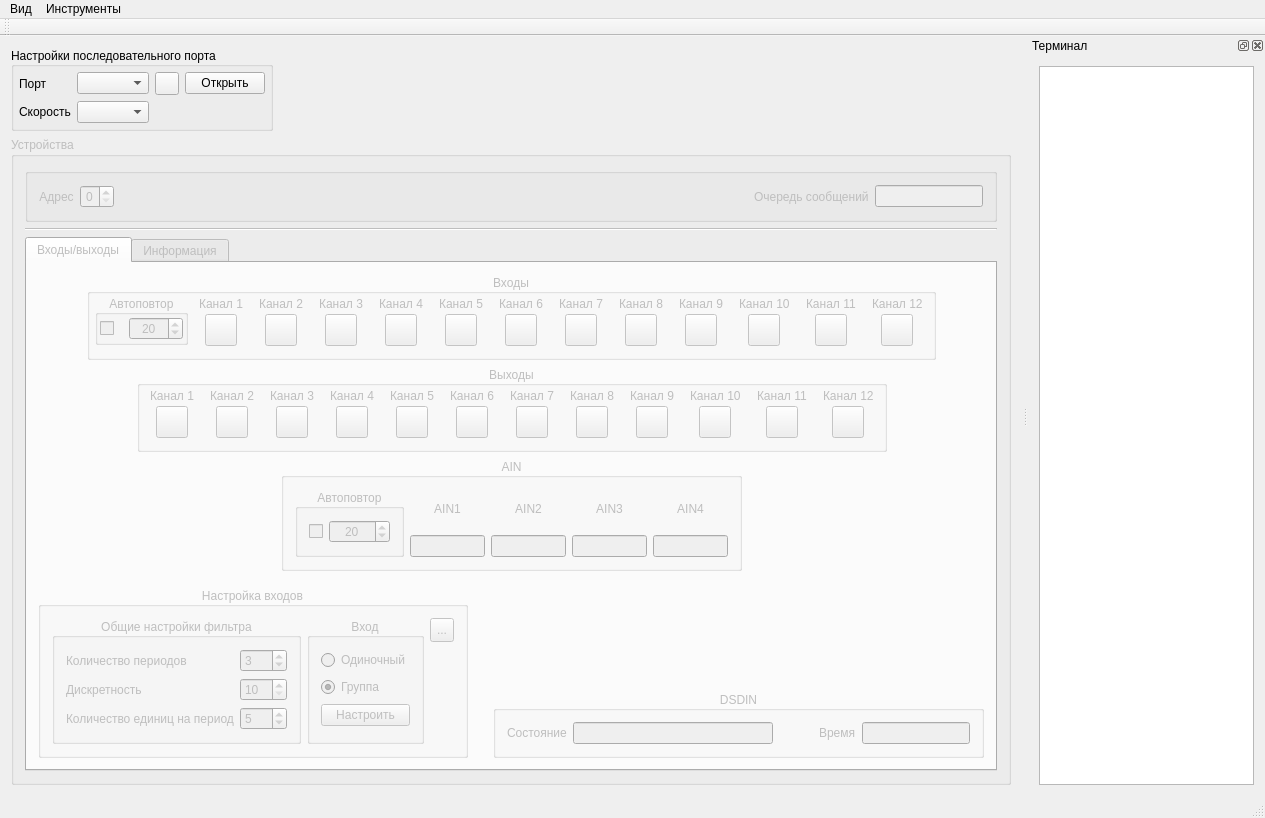
Old version of the form mainwindow.ui in the repository vlarry/emulator.
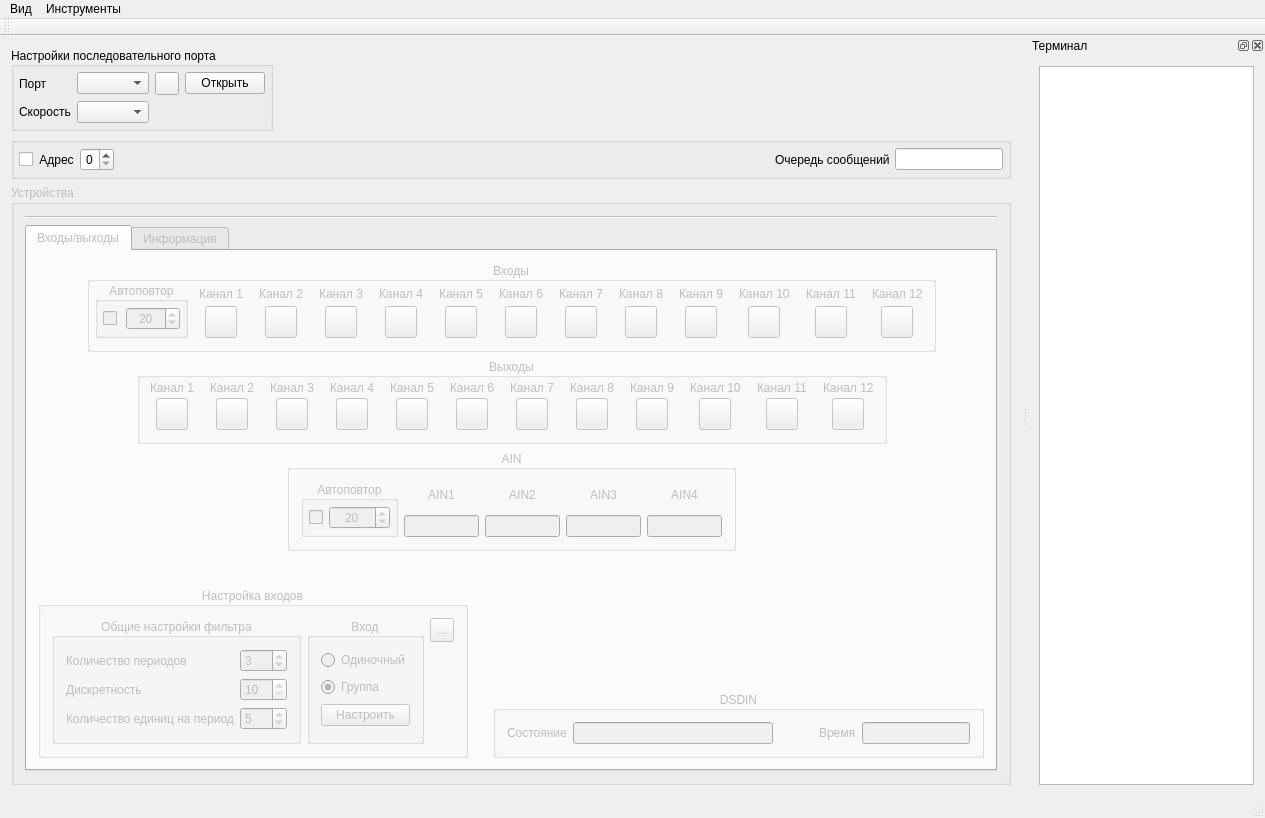
New version of the form. Icons and pictures are not drawn. Custom widgets are drawn as their Qt base class.

Commit message: Доавление выбора подбора адреса устройства (QCheckBox) - ручной или автоматический (При автоматическом идет запрос Чтение ID при приеме ответа разблокируется окно; при ручном управлении просто используем адрес, который выставил пользователь) - логика пока не прописана.

```diff
--- a/mainwindow.ui
+++ b/mainwindow.ui
@@ -179,21 +179,6 @@
      </layout>
     </item>
     <item>
-     <widget class="QGroupBox" name="groupDevices">
-      <property name="enabled">
-       <bool>false</bool>
-      </property>
-      <property name="sizePolicy">
-       <sizepolicy hsizetype="Expanding" vsizetype="Expanding">
-        <horstretch>0</horstretch>
-        <verstretch>0</verstretch>
-       </sizepolicy>
-      </property>
-      <property name="title">
-       <string>Устройства</string>
-      </property>
-      <layout class="QVBoxLayout" name="verticalLayout_4">
-       <item>
         <widget class="QGroupBox" name="groupBox_4">
          <property name="sizePolicy">
           <sizepolicy hsizetype="Expanding" vsizetype="Fixed">
@@ -205,9 +190,37 @@
           <string/>
          </property>
          <layout class="QHBoxLayout" name="horizontalLayout_10">
+       <property name="spacing">
+        <number>5</number>
+       </property>
+       <property name="leftMargin">
+        <number>5</number>
+       </property>
+       <property name="topMargin">
+        <number>5</number>
+       </property>
+       <property name="rightMargin">
+        <number>5</number>
+       </property>
+       <property name="bottomMargin">
+        <number>5</number>
+       </property>
           <item>
-           <layout class="QGridLayout" name="gridLayout_7">
-            <item row="0" column="0">
+        <layout class="QGridLayout" name="gridLayoutDeviceAddress">
+         <item row="0" column="2">
+          <widget class="QSpinBox" name="sbDeviceAddress">
+           <property name="toolTip">
+            <string>Device address</string>
+           </property>
+           <property name="alignment">
+            <set>Qt::AlignCenter</set>
+           </property>
+           <property name="maximum">
+            <number>3</number>
+           </property>
+          </widget>
+         </item>
+         <item row="0" column="1">
              <widget class="QLabel" name="lblDeviceAddress">
               <property name="sizePolicy">
                <sizepolicy hsizetype="Fixed" vsizetype="Preferred">
@@ -223,16 +236,10 @@
               </property>
              </widget>
             </item>
-            <item row="0" column="1">
-             <widget class="QSpinBox" name="sbDeviceAddress">
-              <property name="toolTip">
-               <string>Device address</string>
-              </property>
-              <property name="alignment">
-               <set>Qt::AlignCenter</set>
-              </property>
-              <property name="maximum">
-               <number>3</number>
+         <item row="0" column="0">
+          <widget class="QCheckBox" name="checkBoxUseDeviceAddress">
+           <property name="text">
+            <string/>
               </property>
              </widget>
             </item>
@@ -278,6 +285,21 @@
         </widget>
        </item>
        <item>
+     <widget class="QGroupBox" name="groupDevices">
+      <property name="enabled">
+       <bool>false</bool>
+      </property>
+      <property name="sizePolicy">
+       <sizepolicy hsizetype="Expanding" vsizetype="Expanding">
+        <horstretch>0</horstretch>
+        <verstretch>0</verstretch>
+       </sizepolicy>
+      </property>
+      <property name="title">
+       <string>Устройства</string>
+      </property>
+      <layout class="QVBoxLayout" name="verticalLayout_4">
+       <item>
         <widget class="Line" name="line">
          <property name="sizePolicy">
           <sizepolicy hsizetype="Expanding" vsizetype="Fixed">
@@ -359,17 +381,20 @@
                      <set>Qt::AlignCenter</set>
                     </property>
                     <layout class="QVBoxLayout" name="verticalLayout_6">
+                     <property name="spacing">
+                      <number>5</number>
+                     </property>
                      <property name="leftMargin">
-                      <number>2</number>
+                      <number>5</number>
                      </property>
                      <property name="topMargin">
-                      <number>2</number>
+                      <number>5</number>
                      </property>
                      <property name="rightMargin">
-                      <number>2</number>
+                      <number>5</number>
                      </property>
                      <property name="bottomMargin">
-                      <number>2</number>
+                      <number>5</number>
                      </property>
                      <item>
                       <layout class="QGridLayout" name="gridLayout_2">
@@ -3428,6 +3453,21 @@
                        <set>Qt::AlignCenter</set>
                       </property>
                       <layout class="QVBoxLayout" name="verticalLayout_34">
+                       <property name="spacing">
+                        <number>5</number>
+                       </property>
+                       <property name="leftMargin">
+                        <number>5</number>
+                       </property>
+                       <property name="topMargin">
+                        <number>5</number>
+                       </property>
+                       <property name="rightMargin">
+                        <number>5</number>
+                       </property>
+                       <property name="bottomMargin">
+                        <number>5</number>
+                       </property>
                        <item>
                         <layout class="QGridLayout" name="gridLayout_5">
                          <item row="0" column="0">
```
Left out of the diff: 3 changed lines with no effect on the pictures. Lines whose indentation alone changed are shown as unchanged. The commit also changes 2 other files.
